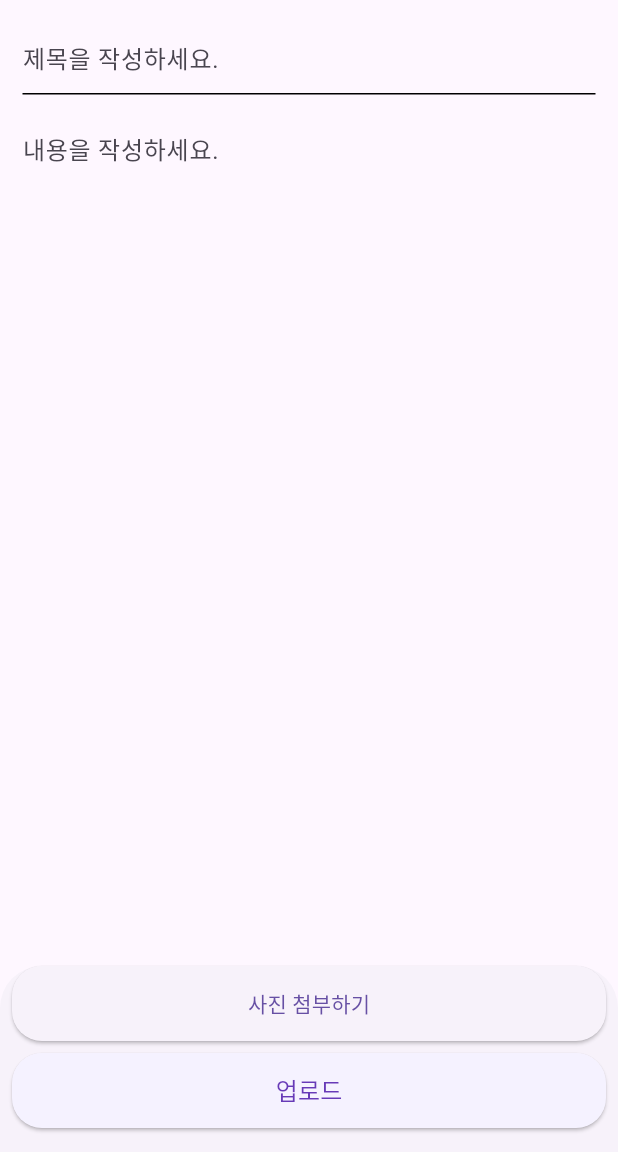
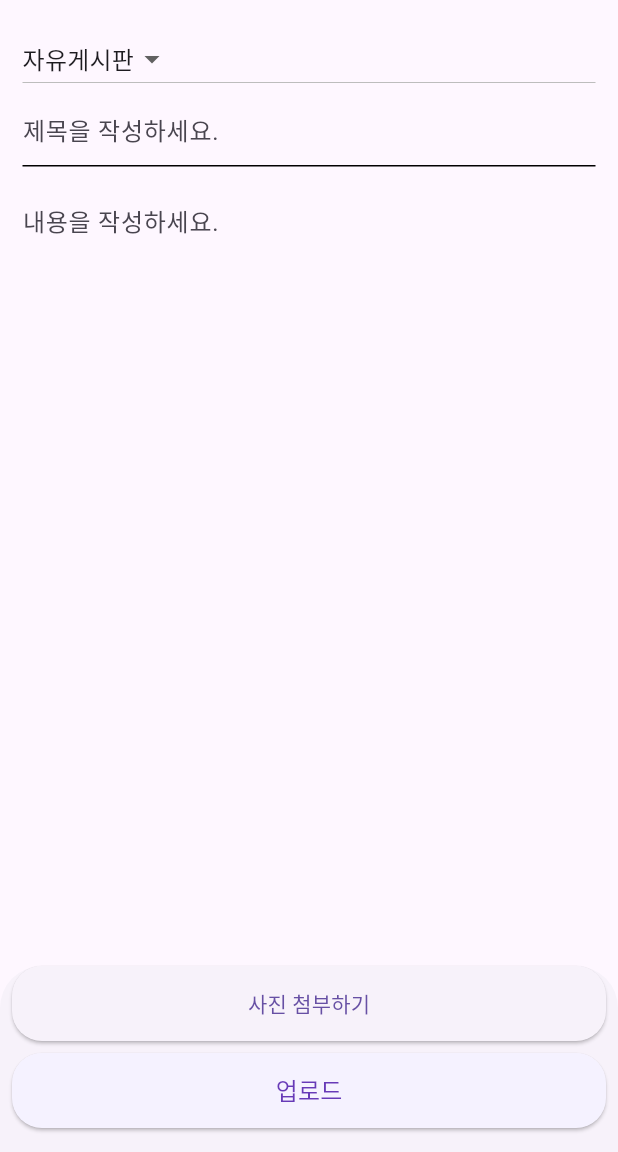
Before and after one commit to 2024-capstone-team119/FE-page, a Flutter app: the MyCommunity screen opened directly, scrolled down 566 dp, after a tap on "글쓰기", on a phone screen of 412 x 824 dp, the part 84-1236 px from its top. Run offline on Flutter 3.47's test engine with Material 3 defaults, Android fonts, the phone set to English and light mode, and no system bars; our stand-ins replace card_swiper, flutter_spinkit, fluttertoast, get, image_picker, table_calendar; Roboto replaces fonts that are missing (Pretendard).

Commit message:
feat: 글쓰기에 카테고리 추가 및 대폭 수정

```diff
--- a/allcon/lib/Data/Content.dart
+++ b/allcon/lib/Data/Content.dart
@@ -1,6 +1,8 @@
+import 'package:get/get.dart';
+
 class Category {
   int tabIdx;
-  List<Content> content;
+  List<RxContent> content;
 
   Category({
     required this.tabIdx,
@@ -8,32 +10,43 @@ class Category {
   });
 }
 
-class Content {
-  final int postId;
-  String title;
-  String content;
-  final DateTime? date;
-  bool isLike;
-  int like;
-  List<Comment> comment;
+class RxContent {
+  final RxInt postId;
+  final RxString writer;
+  final RxString title;
+  final RxString content;
+  final Rx<DateTime?> date;
+  final RxBool isLike;
+  final RxInt likeCounts;
+  final RxList<Comment> comment;
 
-  Content({
-    required this.postId,
-    required this.title,
-    required this.content,
-    this.date,
-    this.like = 0,
-    this.isLike = false,
-    this.comment = const [],
-  });
+  RxContent({
+    required int postId,
+    required String writer,
+    required String title,
+    required String content,
+    required DateTime date,
+    required bool isLike,
+    required int likeCounts,
+    required List<Comment> comment,
+  })  : postId = postId.obs,
+        writer = writer.obs,
+        title = title.obs,
+        content = content.obs,
+        date = date.obs,
+        isLike = isLike.obs,
+        likeCounts = likeCounts.obs,
+        comment = comment.obs;
 }
 
 class Comment {
   int commentId;
+  String commentWriter;
   String commentContent;
 
   Comment({
     required this.commentId,
+    this.commentWriter = '댓익명',
     required this.commentContent,
   });
 }
--- a/allcon/lib/Data/Sample/content_sample.dart
+++ b/allcon/lib/Data/Sample/content_sample.dart
@@ -1,13 +1,17 @@
+import 'package:get/get.dart';
 import '../Content.dart';
 
-class ContentSamples {
-  Map<int, List<Content>> contentsamples = {
-    0: [
-      Content(
+// 더미 데이터 생성
+List<Category> generateDummyData() {
+  List<Category> contentsamples = [];
+
+  List<RxContent> freetalk = [
+    RxContent(
       postId: 1,
       title: "자게 제목1",
-          content: "자게 1 내용입니다.\n number1" * 10,
-          like: 3,
+      writer: '익명1',
+      content: ("자게 1 내용입니다.\n number1" * 10),
+      likeCounts: 3,
       date: DateTime.parse("2021-06-28"),
       isLike: true,
       comment: [
@@ -17,13 +21,113 @@ class ContentSamples {
         Comment(commentId: 3, commentContent: "댓글4"),
         Comment(commentId: 4, commentContent: "댓글5"),
         Comment(commentId: 5, commentContent: "댓글6"),
-          ]),
-      Content(
+      ],
+    ),
+    RxContent(
       postId: 2,
       title: "자게 제목투투222?",
+      writer: '익명2',
       content: "자게 2 내용입니다.",
-          like: 5,
+      likeCounts: 5,
       date: DateTime.parse("2021-06-27"),
+      isLike: false,
+      comment: [
+        Comment(commentId: 0, commentContent: "뭐하는 어플이야?"),
+        Comment(commentId: 1, commentContent: "올콘이야😂"),
+        Comment(commentId: 2, commentContent: "믿고 써볼게!!!"),
+        Comment(commentId: 3, commentContent: "댓글4"),
+        Comment(commentId: 4, commentContent: "댓글5"),
+        Comment(commentId: 5, commentContent: "댓글6"),
+      ].obs,
+    ),
+    RxContent(
+      postId: 3,
+      title: "자게 제목1",
+      writer: '익명3',
+      content: "자게 제목일입니다.\n number1" * 10,
+      likeCounts: 1,
+      date: DateTime.parse("2021-06-28"),
+      isLike: false,
+      comment: [],
+    ),
+    RxContent(
+      postId: 4,
+      title: "자게 제목투투222?",
+      writer: '익명4',
+      content: "자게 제목일입니다.\n number1" * 10,
+      date: DateTime.parse("2021-06-27"),
+      isLike: false,
+      likeCounts: 8,
+      comment: [],
+    ),
+    RxContent(
+      postId: 5,
+      title: "자게 제목1",
+      writer: 'writer',
+      content: "자게 제목일입니다.\n number1" * 10,
+      likeCounts: 1,
+      isLike: true,
+      date: DateTime.parse("2021-06-28"),
+      comment: [],
+    ),
+    RxContent(
+      postId: 6,
+      title: "자게 제목투투222?",
+      writer: 'writer2',
+      content: "자게 6 내용입니다.",
+      likeCounts: 1,
+      isLike: true,
+      date: DateTime.parse("2021-06-27"),
+      comment: [],
+    ),
+    RxContent(
+      postId: 7,
+      title: "자게 제목1",
+      writer: 'writer3',
+      content: "자게 제목일입니다.\n number1" * 10,
+      likeCounts: 0,
+      date: DateTime.parse("2021-06-28"),
+      isLike: false,
+      comment: [],
+    ),
+    RxContent(
+      postId: 8,
+      title: "자게 제목투투222?",
+      content: "자게 8 내용입니다.",
+      date: DateTime.parse("2021-06-27"),
+      writer: 'writer',
+      likeCounts: 10,
+      isLike: false,
+      comment: [],
+    ),
+    RxContent(
+      postId: 9,
+      title: "자게 제목1",
+      content: "자게 제목일입니다.\n number1" * 10,
+      date: DateTime.parse("2021-06-28"),
+      writer: 'writer',
+      likeCounts: 0,
+      isLike: false,
+      comment: [],
+    ),
+    RxContent(
+      postId: 10,
+      title: "자게 제목투투222?",
+      content: "자게 10 내용입니다.",
+      date: DateTime.parse("2021-06-27"),
+      writer: 'writer',
+      likeCounts: 0,
+      isLike: false,
+      comment: [],
+    ),
+    RxContent(
+        postId: 11,
+        title: "자게 제목1",
+        content: "자게 제목일입니다.\n number1" * 10,
+        date: DateTime.parse("2021-06-28"),
+        writer: 'writer',
+        likeCounts: 0,
+        isLike: false,
         comment: [
           Comment(commentId: 0, commentContent: "뭐하는 어플이야?"),
           Comment(commentId: 1, commentContent: "올콘이야😂"),
@@ -32,71 +136,14 @@ class ContentSamples {
           Comment(commentId: 4, commentContent: "댓글5"),
           Comment(commentId: 5, commentContent: "댓글6"),
         ]),
-      Content(
-        postId: 3,
-        title: "자게 제목1",
-        content: "자게 제목일입니다.\n number1" * 10,
-        like: 1,
-        date: DateTime.parse("2021-06-28"),
-        comment: [],
-      ),
-      Content(
-        postId: 4,
-        title: "자게 제목투투222?",
-        content: "자게 제목일입니다.\n number1" * 10,
-        date: DateTime.parse("2021-06-27"),
-        comment: [],
-      ),
-      Content(
-        postId: 5,
-        title: "자게 제목1",
-        content: "자게 제목일입니다.\n number1" * 10,
-        like: 1,
-        isLike: true,
-        date: DateTime.parse("2021-06-28"),
-        comment: [],
-      ),
-      Content(
-        postId: 6,
-        title: "자게 제목투투222?",
-        content: "자게 6 내용입니다.",
+    RxContent(
+        postId: 12,
+        title: "자게 마지막",
+        content: "자게 리스트뷰 마지막 끝에 위치한 게시글임..." * 40,
+        likeCounts: 1,
         isLike: true,
         date: DateTime.parse("2021-06-27"),
-        comment: [],
-      ),
-      Content(
-        postId: 7,
-        title: "자게 제목1",
-        content: "자게 제목일입니다.\n number1" * 10,
-        date: DateTime.parse("2021-06-28"),
-        comment: [],
-      ),
-      Content(
-        postId: 8,
-        title: "자게 제목투투222?",
-        content: "자게 8 내용입니다.",
-        date: DateTime.parse("2021-06-27"),
-        comment: [],
-      ),
-      Content(
-        postId: 9,
-        title: "자게 제목1",
-        content: "자게 제목일입니다.\n number1" * 10,
-        date: DateTime.parse("2021-06-28"),
-        comment: [],
-      ),
-      Content(
-        postId: 10,
-        title: "자게 제목투투222?",
-        content: "자게 10 내용입니다.",
-        date: DateTime.parse("2021-06-27"),
-        comment: [],
-      ),
-      Content(
-          postId: 11,
-          title: "자게 제목1",
-          content: "자게 제목일입니다.\n number1" * 10,
-          date: DateTime.parse("2021-06-28"),
+        writer: 'writer',
         comment: [
           Comment(commentId: 0, commentContent: "뭐하는 어플이야?"),
           Comment(commentId: 1, commentContent: "올콘이야😂"),
@@ -105,90 +152,115 @@ class ContentSamples {
           Comment(commentId: 4, commentContent: "댓글5"),
           Comment(commentId: 5, commentContent: "댓글6"),
         ]),
-      Content(
-          postId: 12,
-          title: "자게 마지막",
-          content: "자게 리스트뷰 마지막 끝에 위치한 게시글임..." * 40,
-          like: 1,
-          isLike: true,
-          date: DateTime.parse("2021-06-27"),
-          comment: [
-            Comment(commentId: 0, commentContent: "뭐하는 어플이야?"),
-            Comment(commentId: 1, commentContent: "올콘이야😂"),
-            Comment(commentId: 2, commentContent: "믿고 써볼게!!!"),
-            Comment(commentId: 3, commentContent: "댓글4"),
-            Comment(commentId: 4, commentContent: "댓글5"),
-            Comment(commentId: 5, commentContent: "댓글6"),
-          ]),
-    ],
-    1: [
-      Content(
+  ];
+
+  List<RxContent> review = [
+    RxContent(
       postId: 21,
       title: "브루노마스 3일 양일콘 후기",
+      date: DateTime.parse("2023-06-28"),
       content: "[레전드 브루노마스]\n갈 수 있음 꼭 가!!!!!",
-        like: 22,
+      likeCounts: 22,
       isLike: true,
+      writer: 'writer',
       comment: [],
     ),
-      Content(
+    RxContent(
       postId: 22,
       title: "테일러스위프트",
+      date: DateTime.parse("2023-06-28"),
       content: "테일러스위프트\n드디어 내한 n년 소취 후기",
-        like: 34,
+      likeCounts: 34,
       isLike: true,
+      writer: 'writer',
       comment: [],
     ),
-      Content(
+    RxContent(
       postId: 23,
       title: "찰푸레전드 찍음",
+      date: DateTime.parse("2023-06-28"),
       content: "비록 1시간 반콘이지만,, 올타임 레전드!!!!",
-        like: 37,
+      likeCounts: 37,
       isLike: true,
+      writer: 'writer',
       comment: [],
     ),
-      Content(
+    RxContent(
       postId: 24,
       title: "2024 현카 슈퍼콘 후기입니당",
+      date: DateTime.parse("2023-06-28"),
       content: "안녕하세요.\n 현카 슈퍼콘 취켓팅 주인공입니다. 다름 아니라",
-        like: 26,
+      likeCounts: 26,
+      writer: 'writer',
+      isLike: false,
       comment: [],
     ),
-    ],
-    2: [
-      Content(
+  ];
+
+  List<RxContent> exchange = [
+    RxContent(
       postId: 31,
       title: "25일 서울콘 양도합니다.",
       content: "25일 서울콘 양도합니다." * 15,
-        like: 5,
+      likeCounts: 5,
       date: DateTime.parse("2021-06-25"),
+      writer: 'writer',
+      isLike: false,
       comment: [],
     ),
-      Content(
+    RxContent(
       postId: 32,
       title: "올콘 양도구함 제발ㅜ",
       content: "올콘 양도구함 제발ㅜ",
-        like: 22,
+      likeCounts: 22,
       isLike: true,
       date: DateTime.parse("2021-06-23"),
+      writer: 'writer',
       comment: [],
     ),
-    ],
-    3: [
-      Content(
+  ];
+
+  List<RxContent> carpool = [
+    RxContent(
       postId: 41,
       title: "카풀 구해요ㅠㅠㅠㅠㅠ제발",
       content: "카풀 구해요ㅠㅠㅠㅠㅠ제발",
       date: DateTime.parse("2021-06-28"),
+      writer: 'writer',
+      likeCounts: 0,
+      isLike: false,
       comment: [],
     ),
-      Content(
+    RxContent(
       postId: 42,
       title: "콘서트 전까지 같이 놀 사람 구함",
       content: "콘서트 전까지 같이 놀 사람 구함",
-        like: 7,
+      likeCounts: 7,
       date: DateTime.parse("2023-06-28"),
+      writer: 'writer',
+      isLike: false,
       comment: [],
     ),
-    ],
-  };
+  ];
+
+  contentsamples.addAll([
+    Category(
+      tabIdx: 0,
+      content: freetalk,
+    ),
+    Category(
+      tabIdx: 1,
+      content: review,
+    ),
+    Category(
+      tabIdx: 2,
+      content: exchange,
+    ),
+    Category(
+      tabIdx: 3,
+      content: carpool,
+    ),
+  ]);
+
+  return contentsamples;
 }
--- a/allcon/lib/Pages/Community/Home.dart
+++ b/allcon/lib/Pages/Community/Home.dart
@@ -11,7 +11,8 @@ import 'package:flutter/material.dart';
 import 'package:get/get.dart';
 
 class MyCommunity extends StatefulWidget {
-  const MyCommunity({super.key});
+  final int initialTabIndex;
+  const MyCommunity({super.key, this.initialTabIndex = 0});
 
   @override
   State<MyCommunity> createState() => _MyCommunityState();
@@ -26,7 +27,8 @@ class _MyCommunityState extends State<MyCommunity>
   @override
   void initState() {
     super.initState();
-    _tabController = TabController(length: 4, vsync: this, initialIndex: 0);
+    _tabController = TabController(
+        length: 4, vsync: this, initialIndex: widget.initialTabIndex);
     _contentController = ContentController();
   }
 
@@ -66,7 +68,10 @@ class _MyCommunityState extends State<MyCommunity>
             child: FloatingActionButton(
               backgroundColor: lavenderColor,
               onPressed: () {
-                Get.to(const MyContentWrite());
+                Get.to(MyContentWrite(
+                  initialCategory:
+                      getTabName(_tabController.index), // 현재 선택된 탭의 이름 전달
+                ));
               },
               shape: RoundedRectangleBorder(
                   borderRadius: BorderRadius.circular(100)),
@@ -111,6 +116,21 @@ class _MyCommunityState extends State<MyCommunity>
         ],
       ),
     );
+  }
+
+  String getTabName(int index) {
+    switch (index) {
+      case 0:
+        return "자유게시판";
+      case 1:
+        return "후기";
+      case 2:
+        return "교환/양도";
+      case 3:
+        return "카풀/동행";
+      default:
+        return "";
+    }
   }
 
   Widget tabBar(BuildContext context, TabController tabController) {
--- a/allcon/lib/Pages/Community/Sub/Post.dart
+++ b/allcon/lib/Pages/Community/Sub/Post.dart
@@ -1,3 +1,4 @@
+import 'package:allcon/Data/Sample/content_sample.dart';
 import 'package:allcon/Pages/Community/Home.dart';
 import 'package:allcon/Util/validator_util.dart';
 import 'package:allcon/Widget/app_bar.dart';
@@ -11,7 +12,8 @@ import 'package:get/get.dart';
 import '../controller/content_controller.dart';
 
 class MyContentWrite extends StatefulWidget {
-  const MyContentWrite({super.key});
+  final String initialCategory;
+  const MyContentWrite({super.key, required this.initialCategory});
 
   @override
   _ContentWriteState createState() => _ContentWriteState();
@@ -21,6 +23,15 @@ class _ContentWriteState extends State<MyContentWrite> {
   final _formKey = GlobalKey<FormState>();
   final TextEditingController _titleController = TextEditingController();
   final TextEditingController _contentController = TextEditingController();
+
+  late String _selectedCategory;
+  int _selectedCategoryIndex = 0;
+
+  @override
+  void initState() {
+    super.initState();
+    _selectedCategory = widget.initialCategory;
+  }
 
   @override
   Widget build(BuildContext context) {
@@ -32,6 +43,23 @@ class _ContentWriteState extends State<MyContentWrite> {
           key: _formKey,
           child: ListView(
             children: [
+              DropdownButton(
+                items: ['자유게시판', '후기', '교환/양도', '카풀']
+                    .map((item) => DropdownMenuItem(
+                          value: item,
+                          child: Text(item),
+                        ))
+                    .toList(),
+                value: _selectedCategory,
+                onChanged: (value) {
+                  setState(() {
+                    _selectedCategory = value.toString();
+                    // 선택된 카테고리의 인덱스 찾기
+                    _selectedCategoryIndex = ['자유게시판', '후기', '교환/양도', '카풀']
+                        .indexWhere((category) => category == value);
+                  });
+                },
+              ),
               CustomTextFormField(
                 controller: _titleController,
                 hint: "제목",
@@ -75,21 +103,26 @@ class _ContentWriteState extends State<MyContentWrite> {
                   text: "업로드",
                   funPageRoute: () {
                     if (_formKey.currentState!.validate()) {
-                      Content newContent = Content(
+                      RxContent newContent = RxContent(
                         postId: ContentController().contents.length + 1,
                         title: _titleController.text,
+                        writer: '추가작성자',
                         content: _contentController.text,
                         date: DateTime.now(),
                         isLike: false,
-                        like: 0,
+                        likeCounts: 0,
                         comment: [],
                       );
-                      ContentController().addContent(newContent);
+                      // 선택된 카테고리의 인덱스 전달
+                      ContentController().addContent(newContent,
+                          _selectedCategoryIndex, generateDummyData());
                       // 업로드 후 초기화
                       _titleController.clear();
                       _contentController.clear();
                       // 홈 페이지로 이동
-                      Get.to(() => const MyCommunity());
+                      Get.to(() => MyCommunity(
+                            initialTabIndex: _selectedCategoryIndex,
+                          ));
                     }
                   },
                 ),
--- a/allcon/lib/Pages/Community/Sub/TabContent/ContentListView.dart
+++ b/allcon/lib/Pages/Community/Sub/TabContent/ContentListView.dart
@@ -27,16 +27,18 @@ class MyContentListView extends StatefulWidget {
 }
 
 class _MyContentListViewState extends State<MyContentListView> {
-  List<Content> getSampleData(int index) {
+  List<RxContent> getSampleData(int index) {
+    List<Category> categories = generateDummyData();
+
     switch (index) {
       case 0:
-        return ContentSamples().contentsamples[0] ?? [];
+        return categories[0].content;
       case 1:
-        return ContentSamples().contentsamples[1] ?? [];
+        return categories[1].content;
       case 2:
-        return ContentSamples().contentsamples[2] ?? [];
+        return categories[2].content;
       case 3:
-        return ContentSamples().contentsamples[3] ?? [];
+        return categories[3].content;
       default:
         return [];
     }
@@ -66,9 +68,9 @@ class _MyContentListViewState extends State<MyContentListView> {
     );
   }
 
-  Widget _buildContentItem(BuildContext context, Content content, int index) {
+  Widget _buildContentItem(BuildContext context, RxContent content, int index) {
     final lowercaseSearchText = widget.searchText.toLowerCase();
-    final lowercaseContent = content.content.toLowerCase() ?? '';
+    final lowercaseContent = content.content.toLowerCase();
 
     if (widget.searchText.isNotEmpty &&
         !lowercaseContent.contains(lowercaseSearchText)) {
@@ -80,10 +82,10 @@ class _MyContentListViewState extends State<MyContentListView> {
 
   Widget createBox(
     BuildContext context,
-    Content content,
+    RxContent content,
     int index,
   ) {
-    DateTime dateTime = content.date ?? DateTime.now();
+    DateTime dateTime = DateFormat('yyyy-MM-dd').parse(content.date.toString());
     return GestureDetector(
       onTap: () {
         Get.to(() => MyContentDetail(
@@ -108,7 +110,8 @@ class _MyContentListViewState extends State<MyContentListView> {
                       children: [
                         Obx(
                           () => Text(
-                            widget.contentController.contents[index].title,
+                            widget
+                                .contentController.contents[index].title.value,
                             style: const TextStyle(
                               fontSize: 18.0,
                               fontWeight: FontWeight.bold,
@@ -119,14 +122,18 @@ class _MyContentListViewState extends State<MyContentListView> {
                         Row(
                           children: [
                             Text(
-                              DateFormat('yyyy-MM-dd').format(dateTime),
-                              style: const TextStyle(
-                                fontSize: 12.0,
-                              ),
+                              widget.contentController.contents[index].writer
+                                  .value,
+                              style: const TextStyle(fontSize: 12.0),
+                            ),
+                            const SizedBox(width: 8.0),
+                            const Text(
+                              '|',
+                              style: TextStyle(fontSize: 12.0),
                             ),
                             const SizedBox(width: 8.0),
                             Text(
-                              DateFormat('HH:mm').format(dateTime),
+                              DateFormat('yyyy-MM-dd').format(dateTime),
                               style: const TextStyle(
                                 fontSize: 12.0,
                               ),
@@ -144,7 +151,7 @@ class _MyContentListViewState extends State<MyContentListView> {
                             const SizedBox(width: 4.0),
                             Obx(
                               () => Text(
-                                "${widget.contentController.contents[index].like}",
+                                "${widget.contentController.contents[index].likeCounts}",
                                 style: TextStyle(
                                   color: Colors.red[300],
                                 ),
@@ -174,15 +181,17 @@ class _MyContentListViewState extends State<MyContentListView> {
                     () => IconButton(
                       iconSize: 30.0,
                       icon: Icon(
-                        widget.contentController.contents[index].isLike
+                        widget.contentController.contents[index].isLike.value
                             ? CupertinoIcons.heart_fill
                             : CupertinoIcons.heart,
-                        color: widget.contentController.contents[index].isLike
+                        color: widget
+                                .contentController.contents[index].isLike.value
                             ? Colors.redAccent
                             : Colors.grey,
                       ),
                       onPressed: () {
-                        widget.contentController.toggleLike(content.postId);
+                        widget.contentController
+                            .toggleLike(content.postId.value);
                         widget.contentController.update();
                       },
                     ),
--- a/allcon/lib/Pages/Community/Sub/Update.dart
+++ b/allcon/lib/Pages/Community/Sub/Update.dart
@@ -47,7 +47,7 @@ class _ContentUpdateState extends State<MyContentUpdate> {
               CustomTextFormField(
                 hint: "제목",
                 funValidator: validateTitle(),
-                value: widget.title ?? "", // 서버에서 불러오기
+                value: widget.title, // 서버에서 불러오기
               ),
               const SizedBox(height: 16),
               CustomTextArea(
--- a/allcon/lib/main.dart
+++ b/allcon/lib/main.dart
@@ -1,5 +1,4 @@
 import 'package:allcon/Pages/Login/login.dart';
-import 'package:allcon/Pages/Seat/SeatLayout/Seoul/OlympicChaejo.dart';
 import 'package:flutter/material.dart';
 import 'package:get/get.dart';
 import 'package:intl/date_symbol_data_local.dart';
--- a/allcon/lib/service/api.dart
+++ b/allcon/lib/service/api.dart
@@ -4,7 +4,7 @@ import 'package:allcon/model/place_model.dart';
 import 'package:http/http.dart' as http;
 
 class Api {
-  static const baseUrl = "http://10.0.2.2:8080/api/";
+  static const baseUrl = "http://192.168.0.6:8080/api/";
 
   // 1. 공연목록 조회 (db상에 존재하는)
   static Future<List<Performance>> getPerformance_all_past() async {
```
Also changed, not shown: allcon/lib/Pages/Community/Sub/GetPost.dart (+27 -12 lines), allcon/lib/Pages/Community/Sub/Likes.dart (+10 -9 lines), allcon/lib/Pages/Community/controller/content_controller.dart (+37 -30 lines). Lines whose indentation alone changed are shown as unchanged.
